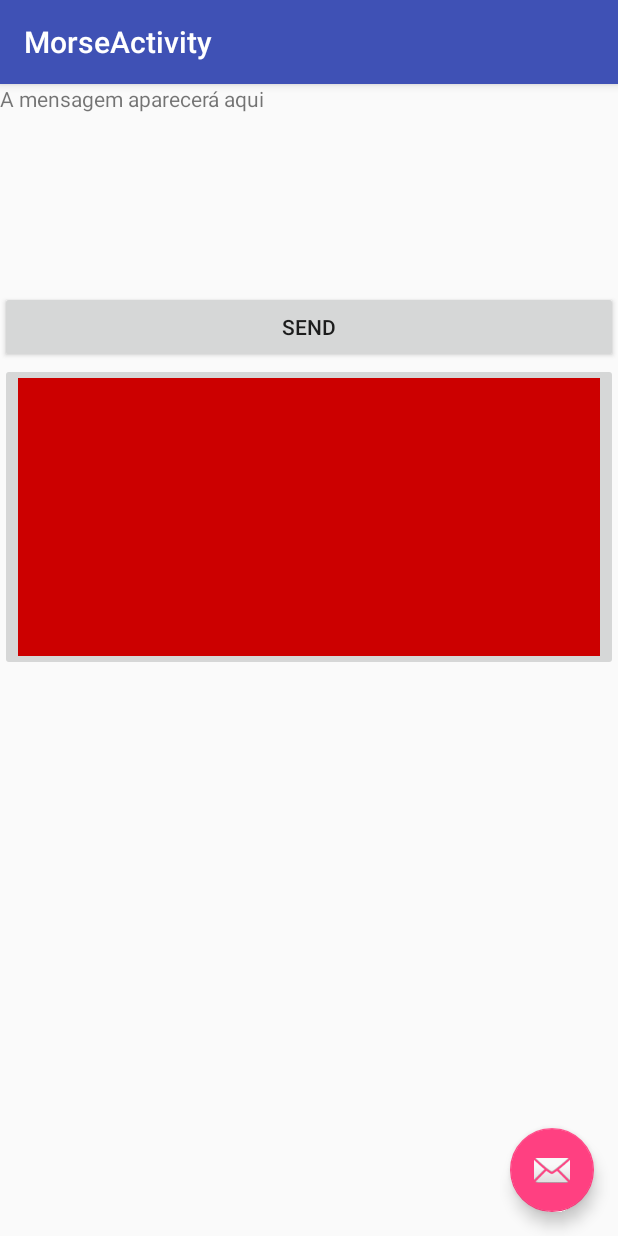
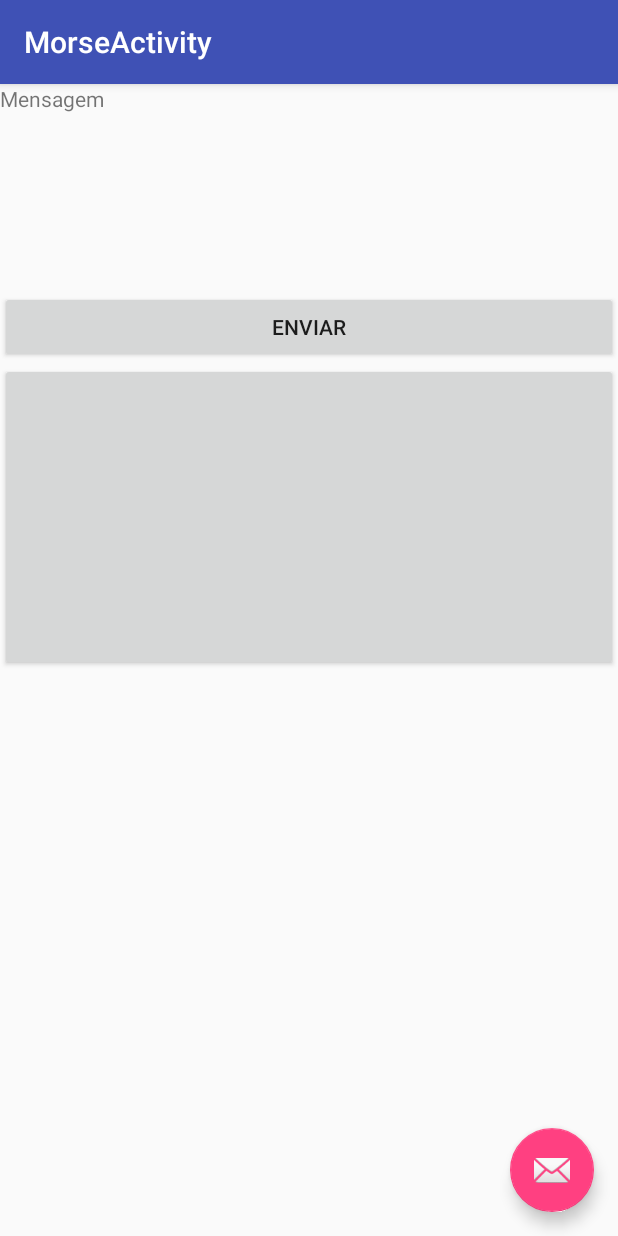
Before and after one commit to emanuellemoco/desagilP3, an Android app: the MorseActivity screen opened directly, with no data from a screen before it, on a phone screen of 412 x 824 dp. Run offline under Robolectric (Android 15) with nearby library versions, the phone set to English and light mode, and no system bars.

Commit message:
funcionando a principio o envio do morse

```diff
--- a/Morse/app/src/main/java/br/pro/hashi/ensino/desagil/morse/MorseActivity.java
+++ b/Morse/app/src/main/java/br/pro/hashi/ensino/desagil/morse/MorseActivity.java
@@ -9,11 +9,15 @@ import android.support.v7.widget.Toolbar;
 import android.telephony.SmsManager;
 import android.view.View;
 import android.widget.Button;
-import android.widget.ImageButton;
+import android.widget.TextView;
 
 public class MorseActivity extends AppCompatActivity {
 
-    String msg;
+    String msg = "";
+    String morse = "";
+    Translator translate = new Translator();
+    long initialTime;
+    long endTime;
 
     public void onBackPressed(){
         super.onBackPressed();
@@ -41,12 +45,15 @@ public class MorseActivity extends AppCompatActivity {
     @Override
     protected void onCreate(Bundle savedInstanceState) {
         super.onCreate(savedInstanceState);
+        initialTime = System.currentTimeMillis();
         setContentView(R.layout.activity_morse);
         Toolbar toolbar = (Toolbar) findViewById(R.id.toolbar);
         setSupportActionBar(toolbar);
 
         Button button1 = (Button) findViewById(R.id.buttonSend);
-        ImageButton button2 = (ImageButton) findViewById(R.id.buttonMorse);
+        Button button2 = (Button) findViewById(R.id.buttonMorse);
+
+        final TextView text = (TextView) findViewById(R.id.textView);
 
         button1.setOnClickListener(new View.OnClickListener() {
             @Override
@@ -59,17 +66,43 @@ public class MorseActivity extends AppCompatActivity {
 
         });
 
-        button1.setOnClickListener(new View.OnClickListener() {
+
+        button2.setOnClickListener(new View.OnClickListener() {
             @Override
             public void onClick(View view) {
-                msg = "";
+                endTime = System.currentTimeMillis();
 
+                if (endTime - initialTime > 4500){
+                    //Add o texto em msm
+                    msg += translate.morseToChar(morse);
+                    morse = "";
+                    initialTime = System.currentTimeMillis();
 
+                    text.setText(msg);
+
+                }
+
+                morse += ".";
             }
-
         });
 
+        button2.setOnLongClickListener(new View.OnLongClickListener(){
+            public boolean onLongClick(View view) {
+                endTime = System.currentTimeMillis();
 
+                if (endTime - initialTime > 4500){
+                    //Add o texto em msm
+                    msg += translate.morseToChar(morse);
+                    morse = "";
+                    initialTime = System.currentTimeMillis();
+
+                    text.setText(msg);
+                }
+
+                morse += "-";
+                return true;
+            }
+        });
 
         FloatingActionButton fab = (FloatingActionButton) findViewById(R.id.fab);
         fab.setOnClickListener(new View.OnClickListener() {
--- a/Morse/app/src/main/res/layout/content_morse.xml
+++ b/Morse/app/src/main/res/layout/content_morse.xml
@@ -19,7 +19,7 @@
             android:id="@+id/textView"
             android:layout_width="match_parent"
             android:layout_height="138dp"
-            android:text="A mensagem aparecerá aqui"
+            android:text="Mensagem"
             tools:layout_editor_absoluteX="16dp"
             tools:layout_editor_absoluteY="11dp" />
 
@@ -27,11 +27,11 @@
             android:id="@+id/buttonSend"
             android:layout_width="match_parent"
             android:layout_height="wrap_content"
-            android:text="Send"
+            android:text="Enviar"
             tools:layout_editor_absoluteX="120dp"
             tools:layout_editor_absoluteY="177dp" />
 
-        <ImageButton
+        <Button
             android:id="@+id/buttonMorse"
             android:layout_width="match_parent"
             android:layout_height="205dp"
```
Also changed, not shown: Morse/app/src/main/res/img/botao1.png (deleted).
